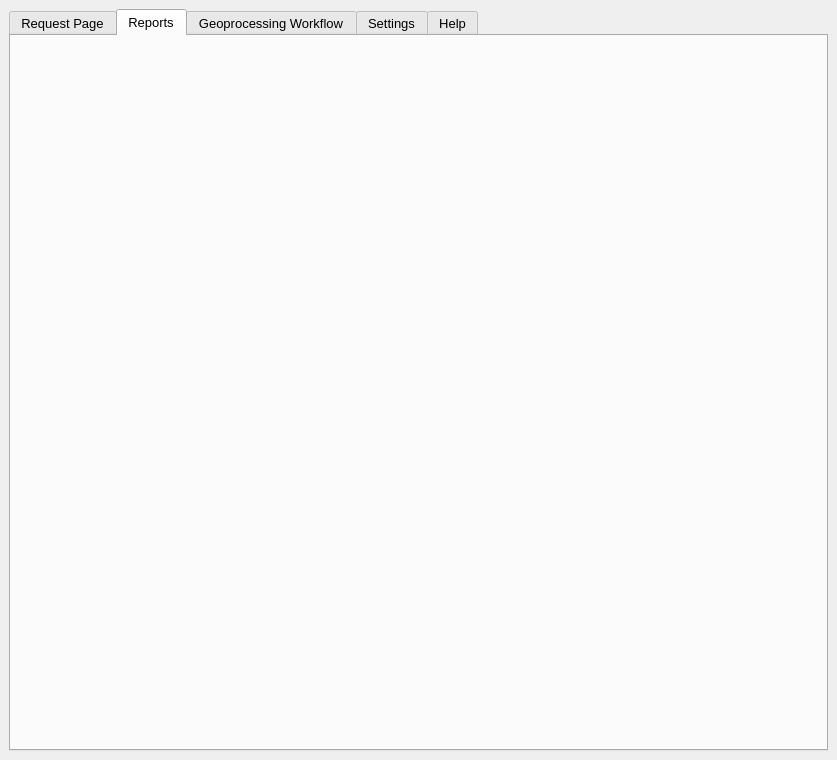
xiaobing318/SpatialAnalysisAgent, file SpatialAnalysisAgent_dockwidget_base.ui: the form before one commit.
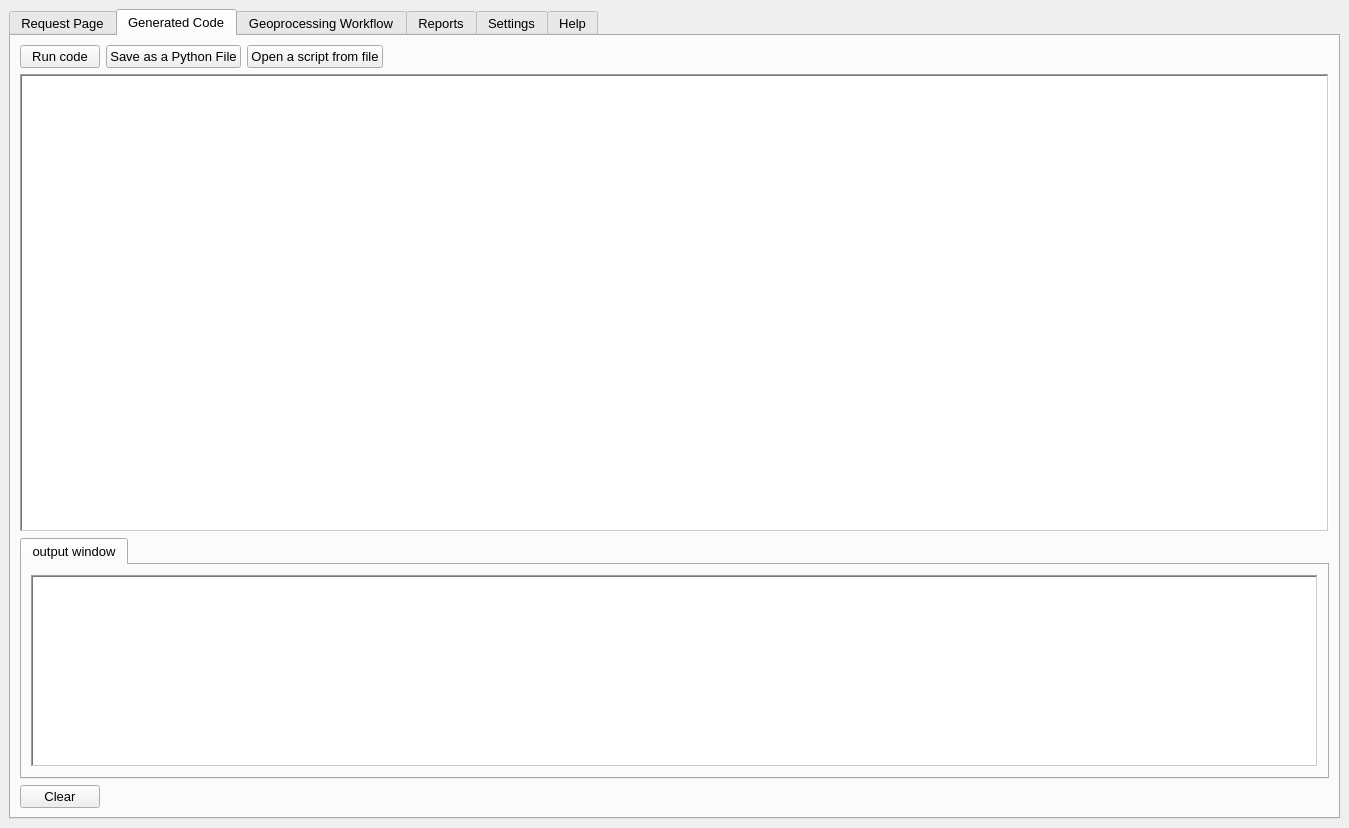
The form after the commit. The open tabs and pages were chosen to show the change. Custom widgets are drawn as their Qt base class.

```diff
--- a/SpatialAnalysisAgent_dockwidget_base.ui
+++ b/SpatialAnalysisAgent_dockwidget_base.ui
@@ -6,8 +6,8 @@
    <rect>
     <x>0</x>
     <y>0</y>
-    <width>837</width>
-    <height>760</height>
+    <width>1349</width>
+    <height>828</height>
    </rect>
   </property>
   <property name="sizePolicy">
@@ -44,7 +44,7 @@
      <height>10</height>
     </size>
    </property>
-   <layout class="QGridLayout" name="gridLayout_3">
+   <layout class="QGridLayout" name="gridLayout_9">
     <item row="0" column="0">
      <widget class="QTabWidget" name="tabWidget">
       <property name="minimumSize">
@@ -339,21 +339,132 @@
         </item>
        </layout>
       </widget>
-      <widget class="QWidget" name="tab_4">
-       <property name="font">
-        <font>
-         <family>Nirmala UI</family>
-         <pointsize>12</pointsize>
-        </font>
-       </property>
+      <widget class="QWidget" name="Code_Editor">
        <attribute name="title">
-        <string>Reports</string>
+        <string>Generated Code</string>
        </attribute>
-       <layout class="QGridLayout" name="gridLayout_6">
+       <layout class="QGridLayout" name="gridLayout_3">
         <item row="0" column="0">
-         <layout class="QGridLayout" name="gridLayout_4">
-          <item row="0" column="0">
-           <widget class="QWidget" name="report_widget" native="true"/>
+         <layout class="QHBoxLayout" name="horizontalLayout_2">
+          <item>
+           <widget class="QPushButton" name="Run_Generated_code">
+            <property name="text">
+             <string>Run code</string>
+            </property>
+           </widget>
+          </item>
+          <item>
+           <widget class="QPushButton" name="save_code_button">
+            <property name="text">
+             <string>Save as a Python File</string>
+            </property>
+           </widget>
+          </item>
+          <item>
+           <widget class="QPushButton" name="open_code_button">
+            <property name="text">
+             <string>Open a script from file</string>
+            </property>
+           </widget>
+          </item>
+          <item>
+           <spacer name="horizontalSpacer_3">
+            <property name="orientation">
+             <enum>Qt::Horizontal</enum>
+            </property>
+            <property name="sizeHint" stdset="0">
+             <size>
+              <width>40</width>
+              <height>20</height>
+             </size>
+            </property>
+           </spacer>
+          </item>
+         </layout>
+        </item>
+        <item row="1" column="0">
+         <widget class="QPlainTextEdit" name="CodeEditor">
+          <property name="frameShape">
+           <enum>QFrame::WinPanel</enum>
+          </property>
+          <property name="frameShadow">
+           <enum>QFrame::Sunken</enum>
+          </property>
+          <property name="lineWidth">
+           <number>3</number>
+          </property>
+         </widget>
+        </item>
+        <item row="2" column="0">
+         <layout class="QVBoxLayout" name="verticalLayout_3">
+          <item>
+           <widget class="QTabWidget" name="tabWidget_2">
+            <property name="sizePolicy">
+             <sizepolicy hsizetype="Expanding" vsizetype="Fixed">
+              <horstretch>0</horstretch>
+              <verstretch>0</verstretch>
+             </sizepolicy>
+            </property>
+            <property name="currentIndex">
+             <number>0</number>
+            </property>
+            <widget class="QWidget" name="tab_5">
+             <attribute name="title">
+              <string>output window</string>
+             </attribute>
+             <layout class="QGridLayout" name="gridLayout_10">
+              <item row="0" column="0">
+               <widget class="QPlainTextEdit" name="execution_output_text_edit">
+                <property name="sizePolicy">
+                 <sizepolicy hsizetype="Expanding" vsizetype="Fixed">
+                  <horstretch>0</horstretch>
+                  <verstretch>0</verstretch>
+                 </sizepolicy>
+                </property>
+                <property name="frameShape">
+                 <enum>QFrame::WinPanel</enum>
+                </property>
+                <property name="lineWidth">
+                 <number>3</number>
+                </property>
+                <property name="plainText">
+                 <string/>
+                </property>
+               </widget>
+              </item>
+             </layout>
+            </widget>
+           </widget>
+          </item>
+          <item>
+           <layout class="QHBoxLayout" name="horizontalLayout_5">
+            <item>
+             <widget class="QPushButton" name="clear_code_editorBtn">
+              <property name="maximumSize">
+               <size>
+                <width>80</width>
+                <height>35</height>
+               </size>
+              </property>
+              <property name="text">
+               <string>Clear</string>
+              </property>
+             </widget>
+            </item>
+            <item>
+             <spacer name="horizontalSpacer_2">
+              <property name="orientation">
+               <enum>Qt::Horizontal</enum>
+              </property>
+              <property name="sizeHint" stdset="0">
+               <size>
+                <width>40</width>
+                <height>20</height>
+               </size>
+              </property>
+             </spacer>
+            </item>
+           </layout>
           </item>
          </layout>
         </item>
@@ -386,6 +497,26 @@
         </item>
        </layout>
       </widget>
+      <widget class="QWidget" name="tab_4">
+       <property name="font">
+        <font>
+         <family>Nirmala UI</family>
+         <pointsize>12</pointsize>
+        </font>
+       </property>
+       <attribute name="title">
+        <string>Reports</string>
+       </attribute>
+       <layout class="QGridLayout" name="gridLayout_6">
+        <item row="0" column="0">
+         <layout class="QGridLayout" name="gridLayout_4">
+          <item row="0" column="0">
+           <widget class="QWidget" name="report_widget" native="true"/>
+          </item>
+         </layout>
+        </item>
+       </layout>
+      </widget>
       <widget class="QWidget" name="Settings">
        <property name="font">
         <font>
```
